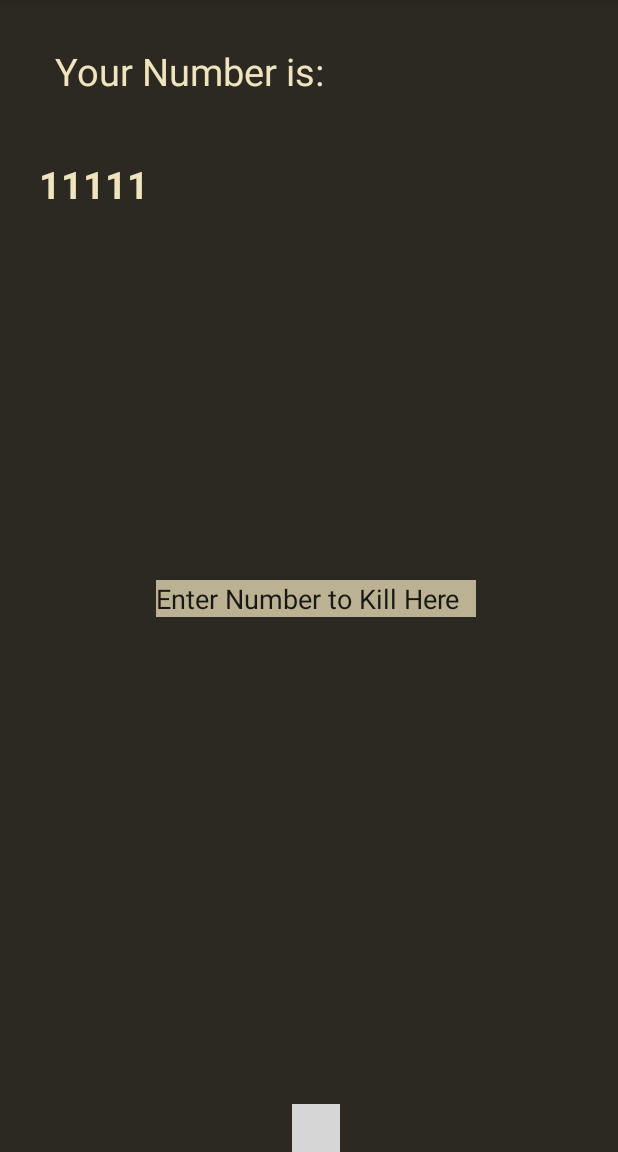
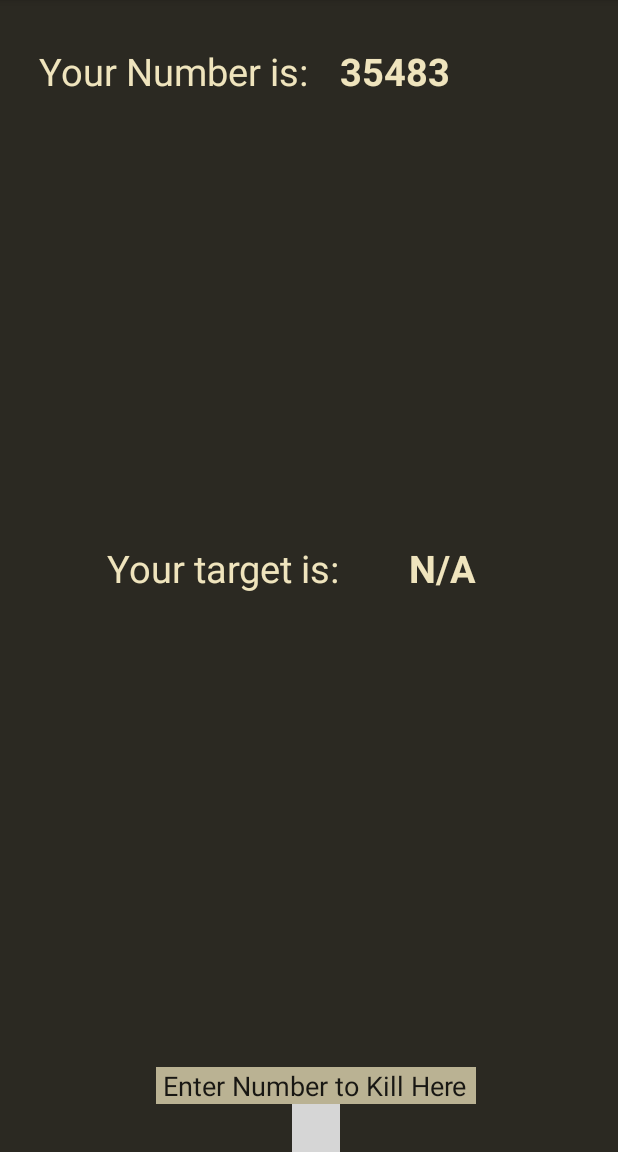
Before and after one commit to thesoupgirl/sharpshooter, an Android app: the fragment BeforePhoto placed in its activity, on a phone screen of 412 x 824 dp, the part 84-1236 px from its top. Run offline under Robolectric (Android 15) with nearby library versions, the phone set to English and light mode, and no system bars; libraries missing offline, so code that uses them is left out: com.gc.materialdesign; plain views replace ButtonRectangle; 3 statements that could not run were skipped; grey boxes are pictures that could not be loaded.

Commit message:
wired up fragments

```diff
--- a/app/build.gradle
+++ b/app/build.gradle
@@ -2,7 +2,7 @@ apply plugin: 'com.android.application'
 
 android {
     compileSdkVersion 22
-    buildToolsVersion "23.0.0 rc3"
+    buildToolsVersion '22.0.1'
 
     defaultConfig {
         applicationId "com.example.lisacampbell.sharpshooterapp"
--- a/app/src/main/java/com/example/lisacampbell/sharpshooterapp/BeforePhoto.java
+++ b/app/src/main/java/com/example/lisacampbell/sharpshooterapp/BeforePhoto.java
@@ -1,6 +1,7 @@
 package com.example.lisacampbell.sharpshooterapp;
 
 import android.app.Activity;
+import android.app.FragmentTransaction;
 import android.content.Context;
 import android.net.Uri;
 import android.os.Bundle;
@@ -14,26 +15,24 @@ import android.support.v4.content.ContextCompat;
 import com.gc.materialdesign.views.ButtonRectangle;
 import android.widget.TextView;
 import android.view.Gravity;
+import java.util.Random;
 
 
-/**
- * A simple {@link Fragment} subclass.
- * Activities that contain this fragment must implement the
- * {@link BeforePhoto.OnFragmentInteractionListener} interface
- * to handle interaction events.
- * Use the {@link BeforePhoto#newInstance} factory method to
- * create an instance of this fragment.
- */
-public class BeforePhoto extends Fragment implements OnClickListener{
+public class BeforePhoto extends Fragment{
 
     public SubmitCallbackListener activity;
-    public MyApp myApp;
+    //public MyApp myApp;
     private ButtonRectangle cameraBtn; //camera button
     private TextView top;
+    private TextView num;
+    private TextView info;
+    private TextView targetName;
+    public String thingy;
+    public int victimNum; //number that person can be killed by
     //private OnFragmentInteractionListener mListener;
 //    private Drawable camera;
 
-    // TODO: Rename and change types and number of parameters
+
     public static BeforePhoto newInstance(SubmitCallbackListener activity) {
         BeforePhoto f = new BeforePhoto();
 
@@ -45,14 +44,16 @@ public class BeforePhoto extends Fragment implements OnClickListener{
         // Required empty public constructor
     }
 
-    public static Drawable getDrawable(String name) {
-        Context context = MyApp.getContext();
-        int resourceId = context.getResources().getIdentifier(name, "drawable", MyApp.getContext().getPackageName());
-        return ContextCompat.getDrawable(context, resourceId);
-    }
+//    public static Drawable getDrawable(String name) {
+//        Context context = MyApp.getContext();
+//        int resourceId = context.getResources().getIdentifier(name, "drawable", MyApp.getContext().getPackageName());
+//        return ContextCompat.getDrawable(context, resourceId);
+//    }
 
     @Override
     public void onCreate(Bundle savedInstanceState) {
+        victimNum = randInt(11111,99998);
+        thingy =  String.valueOf(victimNum);
         super.onCreate(savedInstanceState);
       //Drawable d = myApp.getDrawable("/Users/lisacampbell/SharpshooterApp/app/build/intermediates/res/debug/drawable-xhdpi/ic_camera_alt_black_18dp.png");
 
@@ -65,12 +66,42 @@ public class BeforePhoto extends Fragment implements OnClickListener{
         View v = inflater.inflate(R.layout.fragment_before_photo, container, false);
         cameraBtn = (ButtonRectangle) v.findViewById(R.id.cameraBtn);
         top = (TextView) v.findViewById(R.id.frontalSelfie);
-        top.setGravity(Gravity.CENTER_HORIZONTAL);
-        onSubmit(v);
+        num = (TextView) v.findViewById(R.id.numberID);
+        info = (TextView) v.findViewById(R.id.target);
+        targetName = (TextView) v.findViewById(R.id.targetName);
+
+       num.setText((CharSequence) thingy);
+       // top.setGravity(Gravity.CENTER_HORIZONTAL);
+        cameraBtn.setOnClickListener(new View.OnClickListener() {
+            public void onClick(View v) {
+
+                Fragment frag = new WinScreen();
+
+                FragmentTransaction ft = getFragmentManager().beginTransaction();
+                ft.replace(R.id.screen, frag);
+                ft.setTransition(FragmentTransaction.TRANSIT_FRAGMENT_FADE);
+                ft.addToBackStack(null);
+                ft.commit();
+            }
+        });
+        //onSubmit(v);
         return v;
     }
 
-    // TODO: Rename method, update argument and hook method into UI event
+    public static int randInt(int min, int max) {
+
+        // NOTE: Usually this should be a field rather than a method
+        // variable so that it is not re-seeded every call.
+        Random rand = new Random();
+
+        // nextInt is normally exclusive of the top value,
+        // so add 1 to make it inclusive
+        int randomNum = rand.nextInt((max - min) + 1) + min;
+
+        return randomNum;
+    }
+
+
 //    public void onButtonPressed(Uri uri) {
 //        if (mListener != null) {
 //            mListener.onFragmentInteraction(uri);
@@ -94,27 +125,17 @@ public class BeforePhoto extends Fragment implements OnClickListener{
 //        mListener = null;
 //    }
 
-    /**
-     * This interface must be implemented by activities that contain this
-     * fragment to allow an interaction in this fragment to be communicated
-     * to the activity and potentially other fragments contained in that
-     * activity.
-     * <p/>
-     * See the Android Training lesson <a href=
-     * "http://developer.android.com/training/basics/fragments/communicating.html"
-     * >Communicating with Other Fragments</a> for more information.
-     */
-    public interface OnFragmentInteractionListener {
-        // TODO: Update argument type and name
-        public void onFragmentInteraction(Uri uri);
-    }
 
-    public void onClick(View v) {
-
-    }
+//    public interface OnFragmentInteractionListener {
+//        public void onFragmentInteraction(Uri uri);
+//    }
+////
+//    public void onClick(View v) {
+//
+//    }
 
     public void onSubmit(View v) {
-
+        this.activity.onSubmit();
     }
 
 }
--- a/app/src/main/java/com/example/lisacampbell/sharpshooterapp/FirstLoginActivityFragment.java
+++ b/app/src/main/java/com/example/lisacampbell/sharpshooterapp/FirstLoginActivityFragment.java
@@ -9,7 +9,7 @@ import android.widget.EditText;
 import android.widget.TextView;
 import android.view.View.OnClickListener;
 import com.gc.materialdesign.views.ButtonRectangle;
-
+import android.util.Log;
 
 /**
  * A placeholder fragment containing a simple view.
@@ -19,7 +19,7 @@ public class FirstLoginActivityFragment extends Fragment implements OnClickListe
     private TextView login; //text at top, static
     private EditText name; //place holder name of user
     private ButtonRectangle next; //next button
-    public String userName; //value inputted by user
+    public static String userName; //value inputted by user
     public boolean clicky = false;
 
     public FirstLoginActivityFragment() {
@@ -49,11 +49,18 @@ public class FirstLoginActivityFragment extends Fragment implements OnClickListe
 //                    }
 //                }
 //        );
+
     return blah;
   }
 
+    public static String getName() {
+        return userName;
+        //return this.name != null ? name.getText().toString() : defaultVal;
+    }
+
     @Override
     public void onClick(View v) {
+        userName = name.getText().toString();
         this.activity.onSubmit();
     }
 }
--- a/app/src/main/java/com/example/lisacampbell/sharpshooterapp/StartGame.java
+++ b/app/src/main/java/com/example/lisacampbell/sharpshooterapp/StartGame.java
@@ -17,28 +17,17 @@ import android.widget.EditText;
 import android.widget.TextView;
 import android.view.View.OnClickListener;
 import com.gc.materialdesign.views.ButtonRectangle;
+import android.app.FragmentTransaction;
 
-/**
- * A simple {@link Fragment} subclass.
- * Activities that contain this fragment must implement the
- * {@link StartGame.OnFragmentInteractionListener} interface
- * to handle interaction events.
- * Use the {@link StartGame#newInstance} factory method to
- * create an instance of this fragment.
- */
-public class StartGame extends Fragment implements OnClickListener{
+
+public class StartGame extends Fragment{
     // TODO: Rename parameter arguments, choose names that match
     // the fragment initialization parameters, e.g. ARG_ITEM_NUMBER
 
     public SubmitCallbackListener activity;
     private ButtonRectangle startBtn; //camera button
     private TextView label;
-    /**
-     * Use this factory method to create a new instance of
-     * this fragment using the provided parameters.
-     *
-     * @return A new instance of fragment StartGame.
-     */
+
     // TODO: Rename and change types and number of parameters
 //    public static StartGame newInstance(String param1, String param2) {
 //        StartGame fragment = new StartGame();
@@ -61,9 +50,9 @@ public class StartGame extends Fragment implements OnClickListener{
     @Override
     public void onCreate(Bundle savedInstanceState) {
         super.onCreate(savedInstanceState);
-        if (getArguments() != null) {
-
-        }
+//        if (getArguments() != null) {
+//
+//        }
     }
 
     @Override
@@ -73,30 +62,33 @@ public class StartGame extends Fragment implements OnClickListener{
         View v = inflater.inflate(R.layout.fragment_start_game, container, false);
         startBtn = (ButtonRectangle) v.findViewById(R.id.start);
         label = (TextView) v.findViewById(R.id.label);
-        label.setGravity(Gravity.CENTER_HORIZONTAL);
-        v.findViewById(R.id.start).setOnClickListener(this);
-        onClick(v);
+       // label.setGravity(Gravity.CENTER_HORIZONTAL);
+        //v.findViewById(R.id.start).setOnClickListener();
+        startBtn.setOnClickListener(new View.OnClickListener() {
+            public void onClick(View v) {
+
+                Fragment frag = new BeforePhoto();
+
+
+                FragmentTransaction ft = getFragmentManager().beginTransaction();
+                ft.replace(R.id.start_game, frag);
+                ft.setTransition(FragmentTransaction.TRANSIT_FRAGMENT_FADE);
+                ft.addToBackStack(null);
+                ft.commit();
+            }
+        });
+
+        //onSubmit(v);
         return v;
     }
 
     // TODO: Rename method, update argument and hook method into UI event
-    public void onClick(View v) {
+//    public void onClick(View v) {
+//        //this.activity.onSubmit();
+//    }
+    public void onSubmit(View v) {
         this.activity.onSubmit();
     }
 
-    /**
-     * This interface must be implemented by activities that contain this
-     * fragment to allow an interaction in this fragment to be communicated
-     * to the activity and potentially other fragments contained in that
-     * activity.
-     * <p/>
-     * See the Android Training lesson <a href=
-     * "http://developer.android.com/training/basics/fragments/communicating.html"
-     * >Communicating with Other Fragments</a> for more information.
-     */
-    public interface OnFragmentInteractionListener {
-        // TODO: Update argument type and name
-        public void onFragmentInteraction(Uri uri);
-    }
 
 }
--- a/app/src/main/res/layout/fragment_before_photo.xml
+++ b/app/src/main/res/layout/fragment_before_photo.xml
@@ -12,7 +12,8 @@
     <RelativeLayout xmlns:android="http://schemas.android.com/apk/res/android"
         android:layout_width="match_parent"
         android:layout_height="match_parent"
-        android:layout_gravity="center_horizontal"
+        android:id="@+id/screen"
+        android:layout_gravity="center"
         android:paddingLeft="16dp"
         android:paddingRight="16dp" >
 
@@ -31,6 +32,28 @@
         android:textAlignment="center"
         android:layout_alignEnd="@+id/cameraBtn" />
 
+        <TextView android:text="@string/targety" android:layout_width="wrap_content"
+            android:layout_height="75dp"
+            android:textSize="25dp"
+            android:id="@+id/target"
+            android:textColor="@color/backgroundycolor"
+            android:typeface="normal"
+            android:layout_gravity="center_horizontal"
+            android:textAlignment="center"
+            android:layout_centerVertical="true"
+            android:layout_alignEnd="@+id/frontalSelfie" />
+
+        <TextView android:text="@string/blank" android:layout_width="wrap_content"
+            android:layout_height="75dp"
+            android:textSize="25dp"
+            android:id="@+id/targetName"
+            android:textColor="@color/backgroundycolor"
+            android:typeface="normal"
+            android:layout_gravity="center_horizontal"
+            android:textAlignment="center"
+            android:layout_alignTop="@+id/target"
+            android:layout_alignEnd="@+id/killnum"
+            android:textStyle="bold" />
     <com.gc.materialdesign.views.ButtonRectangle
         android:id="@+id/cameraBtn"
         android:layout_width="wrap_content"
@@ -45,25 +68,26 @@
         android:layout_width="wrap_content"
         android:layout_height="wrap_content"
         android:inputType="number"
-        android:text="Enter Number to Kill Here"
+        android:text=" Enter Number to Kill Here"
         android:textCursorDrawable="@null"
         android:ems="10"
         android:id="@+id/killnum"
-        android:layout_centerVertical="true"
-        android:layout_centerHorizontal="true"
         android:background="@color/buttoncolor"
-        android:layout_gravity="center" />
+        android:layout_gravity="center"
+        android:layout_above="@+id/cameraBtn"
+        android:layout_centerHorizontal="true" />
 
     <TextView android:text="@string/number" android:layout_width="122dp"
         android:layout_height="123dp"
         android:textSize="25dp"
         android:id="@+id/numberID"
         android:textColor="@color/backgroundycolor"
-        android:layout_below="@id/frontalSelfie"
         android:typeface="normal"
         android:layout_gravity="center_horizontal"
         android:textAlignment="center"
-        android:textStyle="bold" />
+        android:textStyle="bold"
+        android:layout_alignParentTop="true"
+        android:layout_toEndOf="@+id/frontalSelfie" />
 
     <!--<ImageView-->
         <!--android:src="@drawable/ic_camera_alt_black_24dp.png"-->
--- a/app/src/main/res/values/strings.xml
+++ b/app/src/main/res/values/strings.xml
@@ -10,4 +10,7 @@
     <string name="frontalSelfie">Your Number is: </string>
     <string name="number">11111</string>
     <string name="start">Click the button below to start the game! </string>
+    <string name="congrats"> Congratulations on winning the game! </string>
+    <string name="targety"> Your target is: </string>
+    <string name="blank"> N/A </string>
 </resources>
```
Also changed, not shown: app/src/main/java/com/example/lisacampbell/sharpshooterapp/FirstLoginActivity.java (+21 -1 lines), app/src/main/java/com/example/lisacampbell/sharpshooterapp/WinScreen.java (added, +95 -0 lines), app/src/main/res/layout/fragment_start_game.xml (+6 -5 lines), app/src/main/res/layout/fragment_win_screen.xml (added, +39 -0 lines), 189 other files.
